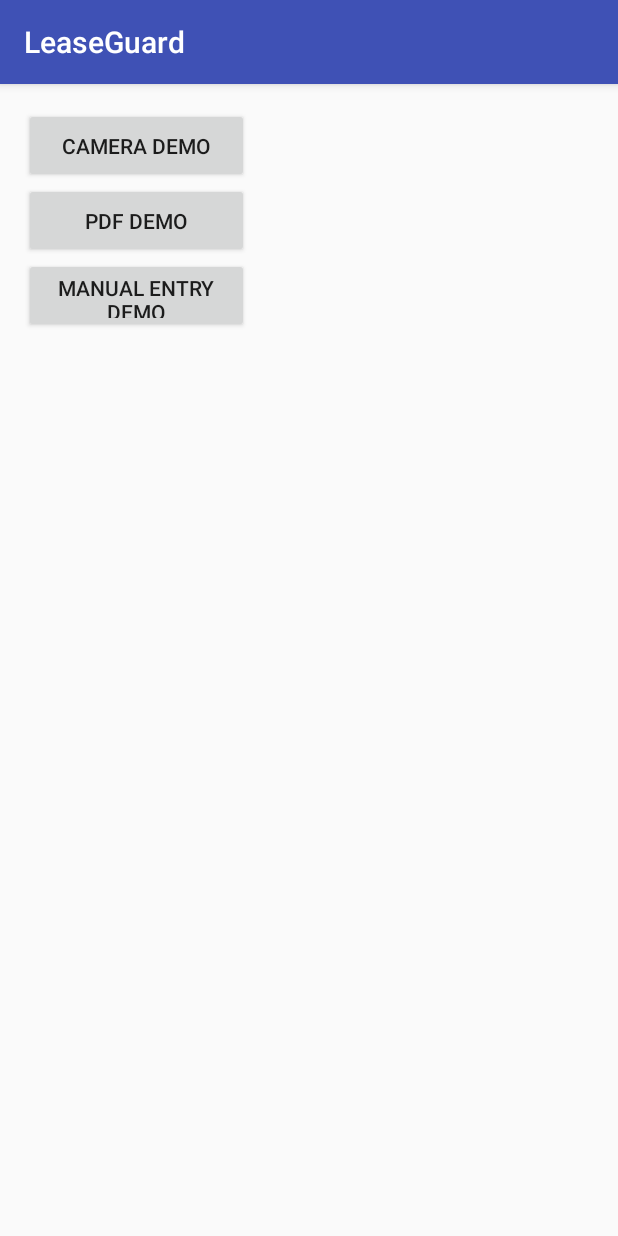
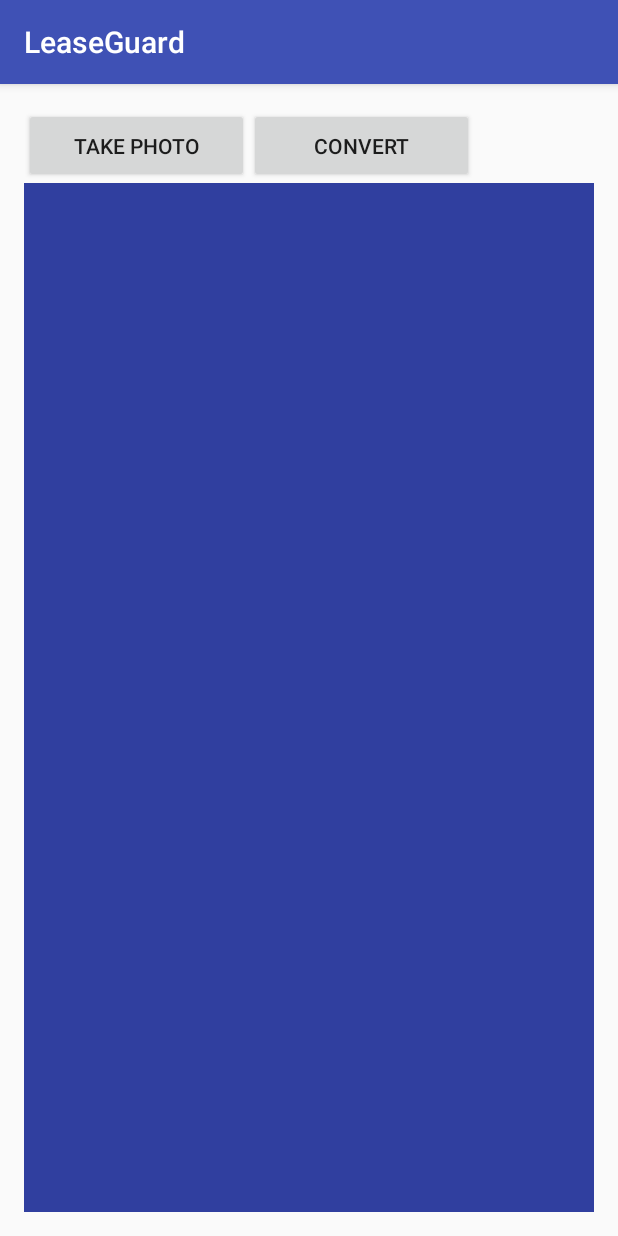
Before and after one commit to nshaheer/RentSafe, an Android app: the screen it shows after launch (MainActivity before the commit, ITTActivity after it), after a tap on "CAMERA DEMO", on a phone screen of 412 x 824 dp. Run offline under Robolectric (Android 15) with nearby library versions, the phone set to English and light mode, and no system bars.

Commit message:
Camera image to bitmap

```diff
--- a/LeaseGuard/app/src/main/AndroidManifest.xml
+++ b/LeaseGuard/app/src/main/AndroidManifest.xml
@@ -1,6 +1,9 @@
 <?xml version="1.0" encoding="utf-8"?>
 <manifest xmlns:android="http://schemas.android.com/apk/res/android"
     package="com.leaseguard.leaseguard">
+    <uses-permission android:name="android.permission.CAMERA"/>
+    <uses-permission android:name="android.permission.WRITE_EXTERNAL_STORAGE" />
+    <uses-feature android:name="android.hardware.camera" />
 
     <application
         android:allowBackup="true"
@@ -11,9 +14,11 @@
         <activity android:name=".MainActivity">
             <intent-filter>
                 <action android:name="android.intent.action.MAIN" />
-
                 <category android:name="android.intent.category.LAUNCHER" />
             </intent-filter>
+        </activity>
+        <activity android:name=".ITTActivity">
+
         </activity>
     </application>
 
--- /dev/null
+++ b/LeaseGuard/app/src/main/java/com/leaseguard/leaseguard/ITTActivity.java
@@ -0,0 +1,72 @@
+package com.leaseguard.leaseguard;
+
+import android.content.Context;
+import android.content.Intent;
+import android.content.pm.PackageManager;
+import android.graphics.Bitmap;
+import android.os.Bundle;
+import android.support.v7.app.AppCompatActivity;
+import android.view.View;
+import android.widget.Button;
+import android.widget.ImageView;
+
+/**
+ * Created by Sang on 6/11/2020.
+ */
+public class ITTActivity extends AppCompatActivity {
+    private static final int CAMERA_CODE = 1;
+    private Button cameraButton;
+    private Button convertButton;
+    private ImageView imageView;
+    private Bitmap bitmap;
+
+    @Override
+    protected void onCreate(Bundle savedInstanceState) {
+        super.onCreate(savedInstanceState);
+        setContentView(R.layout.activity_itt);
+        imageView = (ImageView) findViewById(R.id.cameraImage);
+        cameraButton = (Button) findViewById(R.id.cameraButton);
+        cameraButton.setText("Take Photo");
+        cameraButton.setOnClickListener(new View.OnClickListener() {
+            @Override
+            public void onClick(View v) {
+                startCameraFlow();
+            }
+        });
+        convertButton = (Button) findViewById(R.id.convertButton);
+        convertButton.setText("Convert");
+        convertButton.setOnClickListener(new View.OnClickListener() {
+            @Override
+            public void onClick(View v) {
+
+            }
+        });
+    }
+
+    @Override
+    protected void onActivityResult(int requestCode, int resultCode, Intent data) {
+        if (requestCode == CAMERA_CODE && resultCode == RESULT_OK) {
+            bitmap.recycle();
+            bitmap = (Bitmap) data.getExtras().get("data");
+            imageView.setImageBitmap(bitmap);
+        }
+    }
+
+    private void startCameraFlow() {
+        if (checkCameraHardware(this)) {
+            Intent cameraIntent = new Intent(android.provider.MediaStore.ACTION_IMAGE_CAPTURE);
+            startActivityForResult(cameraIntent, CAMERA_CODE);
+        }
+    }
+
+    /** Check if this device has a camera */
+    private boolean checkCameraHardware(Context context) {
+        if (context.getPackageManager().hasSystemFeature(PackageManager.FEATURE_CAMERA)){
+            // this device has a camera
+            return true;
+        } else {
+            // no camera on this device
+            return false;
+        }
+    }
+}
--- a/LeaseGuard/app/src/main/java/com/leaseguard/leaseguard/MainActivity.java
+++ b/LeaseGuard/app/src/main/java/com/leaseguard/leaseguard/MainActivity.java
@@ -1,5 +1,6 @@
 package com.leaseguard.leaseguard;
 
+import android.content.Intent;
 import android.support.v7.app.AppCompatActivity;
 import android.os.Bundle;
 import android.view.View;
@@ -27,7 +28,8 @@ public class MainActivity extends AppCompatActivity {
         button1.setOnClickListener(new View.OnClickListener() {
             @Override
             public void onClick(View v) {
-                // TODO: start up new activity with demo
+                Intent intent = new Intent(MainActivity.this, ITTActivity.class);
+                startActivity(intent);
             }
         });
 
--- /dev/null
+++ b/LeaseGuard/app/src/main/res/layout/activity_itt.xml
@@ -0,0 +1,34 @@
+<?xml version="1.0" encoding="utf-8"?>
+<LinearLayout xmlns:android="http://schemas.android.com/apk/res/android"
+    xmlns:tools="http://schemas.android.com/tools"
+    android:id="@+id/activity_main"
+    android:layout_width="match_parent"
+    android:layout_height="match_parent"
+    android:paddingBottom="@dimen/activity_vertical_margin"
+    android:paddingLeft="@dimen/activity_horizontal_margin"
+    android:paddingRight="@dimen/activity_horizontal_margin"
+    android:paddingTop="@dimen/activity_vertical_margin"
+    android:orientation="vertical"
+    tools:context="com.leaseguard.leaseguard.MainActivity">
+
+    <LinearLayout
+        android:layout_width="match_parent"
+        android:layout_height="wrap_content"
+        android:orientation="horizontal">
+        <Button
+            android:layout_width="@dimen/standard_button_width"
+            android:layout_height="@dimen/standard_button_height"
+            android:id="@+id/cameraButton" />
+
+        <Button
+            android:layout_width="@dimen/standard_button_width"
+            android:layout_height="@dimen/standard_button_height"
+            android:id="@+id/convertButton" />
+    </LinearLayout>
+
+    <ImageView
+        android:id="@+id/cameraImage"
+        android:layout_width="match_parent"
+        android:layout_height="match_parent"
+        android:background="@color/colorPrimaryDark"/>
+</LinearLayout>
```
